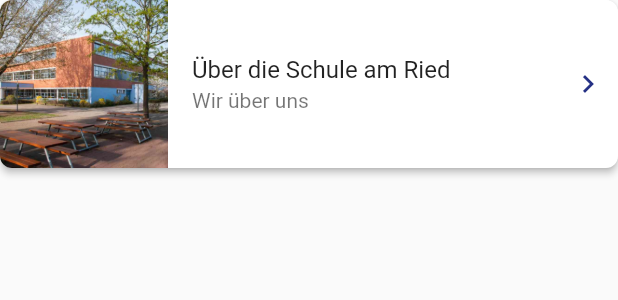
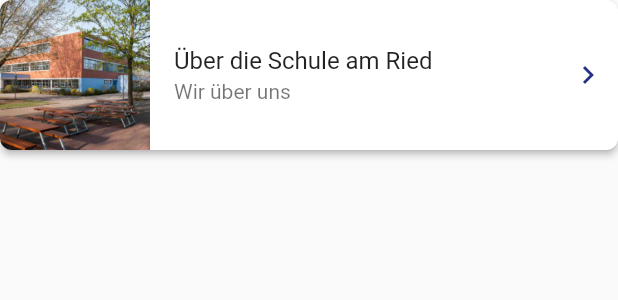
Before and after one commit to k0ncode/sar, a Flutter app: the InformationCard widget shown alone on an empty page, opened directly, on a phone screen of 412 x 824 dp. Shown: the top 300 px of the screen. Run offline on Flutter 3.47's test engine with Material 2 defaults, Android fonts, the phone set to English and light mode, and no system bars; our stand-ins replace cached_network_image, flutter_markdown, package_info; network calls fail.

Commit message:
small changes

```diff
--- a/lib/widgets/information_card.dart
+++ b/lib/widgets/information_card.dart
@@ -8,7 +8,7 @@ class InformationCard extends StatelessWidget {
   final String text; // Text der Card
   final String imageIndex; // Bild der Card (optinal)
   final String textFile; // Text Datei, aus der der Text stammen soll
-  const InformationCard({ Key? key, this.title = "Titel", this.text = "Text...", this.imageIndex = "", required this.textFile}) : super (key: key);
+  const InformationCard({Key? key, this.title = "Titel", this.text = "Text...", this.imageIndex = "", required this.textFile}) : super(key: key);
 
   @override
   Widget build(BuildContext context) {
@@ -26,8 +26,8 @@ class InformationCard extends StatelessWidget {
               children: [
                 if (imageIndex.isNotEmpty)
                   Ink(
-                    width: 112,
-                    height: 112,
+                    width: 100,
+                    height: 100,
                     decoration: BoxDecoration(
                       image: DecorationImage(
                         image: AssetImage("assets/images/image$imageIndex.jpg"),
```
Also changed, not shown: lib/pages/informationen.dart (+10 -10 lines).
